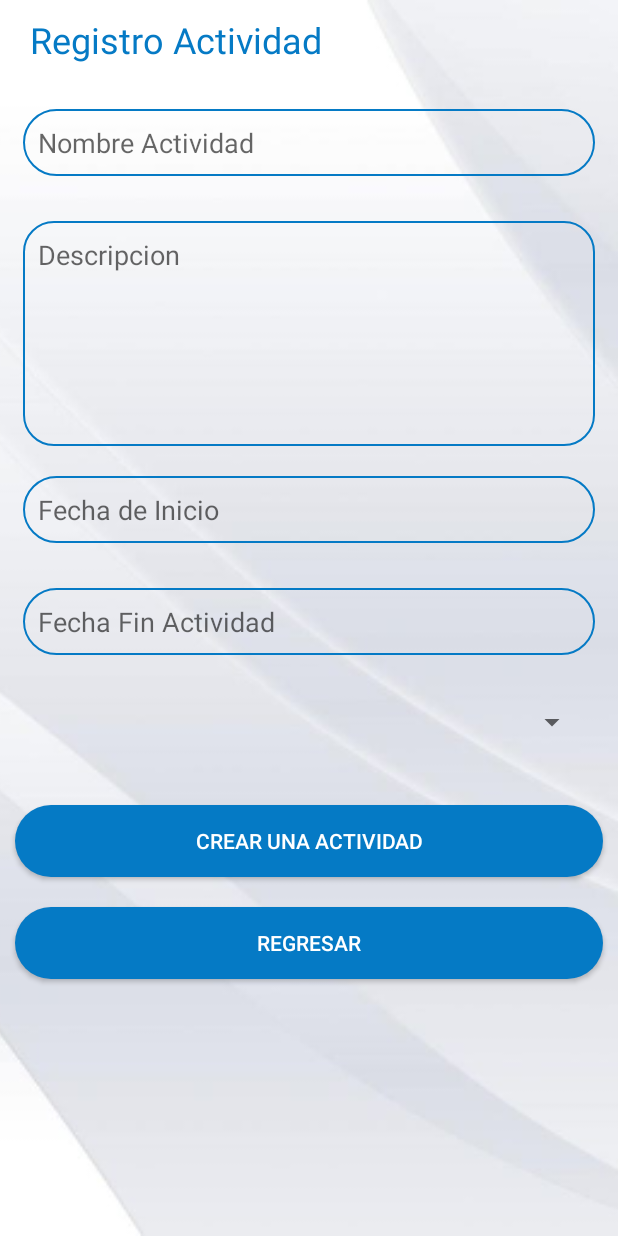
After one commit to NicolasDuranGarces/Android-1, an Android app: the RegistrarActividad screen opened directly, with no data from a screen before it, on a phone screen of 412 x 824 dp. The commit adds this screen. Run offline under Robolectric (Android 15) with nearby library versions, the phone set to English and light mode, and no system bars; 3 statements that could not run were skipped.

Commit message:
Registro de Actividad Compeleto y Asignacion de Integrantes A Actividad

```diff
--- a/Proyectos_Institucionales/app/src/main/AndroidManifest.xml
+++ b/Proyectos_Institucionales/app/src/main/AndroidManifest.xml
@@ -1,7 +1,6 @@
 <?xml version="1.0" encoding="utf-8"?>
 <manifest xmlns:android="http://schemas.android.com/apk/res/android"
     package="com.jose.proyectos_institucionales">
-
 
     <application
         android:allowBackup="true"
@@ -10,8 +9,9 @@
         android:roundIcon="@mipmap/ic_launcher_round"
         android:supportsRtl="true"
         android:theme="@style/AppTheme">
-        <activity android:name=".ListadoDeCargos"></activity>
-
+        <activity android:name=".RegistrarActividad"></activity>
+        <activity android:name=".ListaActividadesPropio" />
+        <activity android:name=".ListadoDeCargos" />
         <!--
                Set to true if your app is Standalone, that is, it does not require the handheld
                app to run.
--- a/Proyectos_Institucionales/app/src/main/java/com/jose/proyectos_institucionales/DetalleProyectoPropio.java
+++ b/Proyectos_Institucionales/app/src/main/java/com/jose/proyectos_institucionales/DetalleProyectoPropio.java
@@ -49,4 +49,10 @@
         intent.putExtra("objProyecto", proyecto);
         startActivity(intent);
     }
+
+    public void gestionActividad(View view){
+        Intent intent = new Intent(this, ListaActividadesPropio.class);
+        intent.putExtra("objProyecto", proyecto);
+        startActivity(intent);
+    }
 }
--- /dev/null
+++ b/Proyectos_Institucionales/app/src/main/java/com/jose/proyectos_institucionales/RegistrarActividad.java
@@ -0,0 +1,138 @@
+package com.jose.proyectos_institucionales;
+
+import androidx.appcompat.app.AppCompatActivity;
+
+import android.app.DatePickerDialog;
+import android.content.Intent;
+import android.os.Bundle;
+import android.view.View;
+import android.widget.ArrayAdapter;
+import android.widget.DatePicker;
+import android.widget.EditText;
+import android.widget.Spinner;
+import android.widget.Toast;
+
+import com.jose.proyectos_institucionales.controlador.CtlActividad;
+import com.jose.proyectos_institucionales.controlador.CtlCargo;
+import com.jose.proyectos_institucionales.controlador.CtlIntegrante;
+import com.jose.proyectos_institucionales.controlador.CtlUsuario;
+import com.jose.proyectos_institucionales.modelo.Cargo;
+import com.jose.proyectos_institucionales.modelo.Integrante;
+import com.jose.proyectos_institucionales.modelo.Proyecto;
+import com.jose.proyectos_institucionales.modelo.Usuario;
+
+import java.util.ArrayList;
+import java.util.Calendar;
+
+public class RegistrarActividad extends AppCompatActivity {
+
+    EditText txtnombre,txtDescripcion,txtfechaInicio,txtFechaFin;
+    Spinner spinerResponsables;
+    CtlIntegrante controladorIntegrantes;
+    CtlUsuario controladorUsuario;
+    CtlActividad controladorActividad;
+    CtlCargo controladorCargo;
+    Proyecto proyecto;
+    ArrayList<Integrante> integrantes;
+
+    @Override
+    protected void onCreate(Bundle savedInstanceState) {
+        super.onCreate(savedInstanceState);
+        setContentView(R.layout.activity_registrar_actividad);
+
+        txtnombre = findViewById(R.id.txtNombreActividad);
+        txtDescripcion = findViewById(R.id.txtDescripcionActividad);
+        txtfechaInicio = findViewById(R.id.txtFechaIncioActividad);
+        txtFechaFin = findViewById(R.id.txtFechaFinActividad);
+
+        controladorIntegrantes = new CtlIntegrante(this);
+        controladorUsuario = new CtlUsuario(this);
+        controladorActividad = new CtlActividad(this);
+        controladorCargo = new CtlCargo(this);
+
+        spinerResponsables = findViewById(R.id.spinnerResponsable);
+
+        txtfechaInicio.setOnClickListener(new View.OnClickListener() {
+            @Override
+            public void onClick(View v) {
+                // TODO Auto-generated method stub
+                //To show current date in the datepicker
+                Calendar mcurrentDate = Calendar.getInstance();
+                DatePickerDialog mDatePicker = new DatePickerDialog(RegistrarActividad.this,
+                        new DatePickerDialog.OnDateSetListener() {
+                            public void onDateSet(DatePicker datepicker, int selectedyear,
+                                                  int selectedmonth, int selectedday) {
+                                txtfechaInicio.setText(selectedyear + "/" + selectedmonth + "/" + selectedday);
+                            }
+                        }, mcurrentDate.get(Calendar.YEAR), mcurrentDate.get(Calendar.MONTH),
+                        mcurrentDate.get(Calendar.DAY_OF_MONTH));
+                mDatePicker.setTitle("Select date");
+                mDatePicker.show();
+            }
+        });
+
+        txtFechaFin.setOnClickListener(new View.OnClickListener() {
+            @Override
+            public void onClick(View v) {
+                // TODO Auto-generated method stub
+                //To show current date in the datepicker
+                Calendar mcurrentDate = Calendar.getInstance();
+                DatePickerDialog mDatePicker = new DatePickerDialog(RegistrarActividad.this,
+                        new DatePickerDialog.OnDateSetListener() {
+                            public void onDateSet(DatePicker datepicker, int selectedyear,
+                                                  int selectedmonth, int selectedday) {
+                                txtFechaFin.setText(selectedyear + "/" + selectedmonth + "/" + selectedday);
+                            }
+                        }, mcurrentDate.get(Calendar.YEAR), mcurrentDate.get(Calendar.MONTH),
+                        mcurrentDate.get(Calendar.DAY_OF_MONTH));
+                mDatePicker.setTitle("Select date");
+                mDatePicker.show();
+            }
+        });
+
+
+        Bundle bundle = getIntent().getExtras();
+        proyecto = (Proyecto) bundle.getSerializable("objProyecto");
+
+        cargarOpciones();
+    }
+
+    public void registrar(View view){
+        if(!txtnombre.getText().toString().equals("")&&!txtDescripcion.getText().toString().equals("")&&
+                !txtfechaInicio.getText().toString().equals("")&&!txtFechaFin.getText().toString().equals("")){
+                controladorActividad.guardarActividad(proyecto.getId(),txtnombre.getText().toString(),txtDescripcion.getText().toString(),
+                        Integer.parseInt(String.valueOf(spinerResponsables.getSelectedItem().toString().charAt(0))),txtfechaInicio.getText().toString(),
+                        txtFechaFin.getText().toString(),0);
+            Toast.makeText( getApplicationContext(), "Se Registro Con Exito", Toast.LENGTH_SHORT).show();
+            Intent intent = new Intent(this , DetalleProyectoPropio.class);
+            intent.putExtra("objProyecto", proyecto);
+            startActivity(intent);
+
+        }else {
+            Toast.makeText( getApplicationContext(), "Todos Los Campos Son Obligatorios", Toast.LENGTH_SHORT).show();
+        }
+
+    }
+
+    public void cargarOpciones(){
+        integrantes = (ArrayList<Integrante>) controladorIntegrantes.listarIntegrantesProyecto(proyecto.getId());
+        ArrayList<String> nombreIntegrantes = new ArrayList<>();
+        Usuario integrante;
+        String entrada;
+        Cargo cargo;
+        for (int i = 0 ; i < integrantes.size(); i ++){
+            integrante = controladorUsuario.buscarUsuarioPorID(integrantes.get(i).getId());
+            cargo = controladorCargo.buscarCargo(integrantes.get(i).getId());
+            entrada = integrante.getId() +"-"+integrante.getNombres()+" "+integrante.getApellidos()+"-"+cargo.getNombre();
+            nombreIntegrantes.add(entrada);
+        }
+        ArrayAdapter<String> adapter = new ArrayAdapter<String>(this,android.R.layout.simple_spinner_item,nombreIntegrantes);
+        spinerResponsables.setAdapter(adapter);
+    }
+
+    public void regresar(View view){
+        Intent intent = new Intent(this , ListaActividadesPropio.class);
+        intent.putExtra("objProyecto", proyecto);
+        startActivity(intent);
+    }
+}
--- a/Proyectos_Institucionales/app/src/main/res/layout/activity_detalle_proyecto_propio.xml
+++ b/Proyectos_Institucionales/app/src/main/res/layout/activity_detalle_proyecto_propio.xml
@@ -88,6 +88,7 @@
             android:layout_marginTop="15dp"
             android:layout_marginRight="10dp"
             android:background="@drawable/btn_redondeado_blanco"
+            android:onClick="gestionActividad"
             android:text="Agregar Actividades"
             android:textColor="@color/white" />
 
--- /dev/null
+++ b/Proyectos_Institucionales/app/src/main/res/layout/activity_registrar_actividad.xml
@@ -0,0 +1,126 @@
+<?xml version="1.0" encoding="utf-8"?>
+<RelativeLayout xmlns:android="http://schemas.android.com/apk/res/android"
+    xmlns:app="http://schemas.android.com/apk/res-auto"
+    xmlns:tools="http://schemas.android.com/tools"
+    android:layout_width="match_parent"
+    android:layout_height="match_parent"
+    tools:context=".RegistrarActividad">
+
+    <ImageView
+        android:layout_width="match_parent"
+        android:layout_height="match_parent"
+        android:src="@drawable/findototal"
+        android:scaleType="centerCrop"/>
+
+    <LinearLayout
+        android:layout_width="match_parent"
+        android:layout_height="match_parent"
+        android:orientation="vertical">
+
+        <TextView
+            android:id="@+id/txtNombrePersona"
+            android:layout_width="match_parent"
+            android:layout_height="wrap_content"
+            android:layout_marginTop="10dp"
+            android:layout_marginBottom="20dp"
+            android:text="Registro Actividad"
+            android:textColor="@color/blue"
+            android:textSize="24sp"
+            android:paddingLeft="20dp"/>
+
+        <EditText
+            android:id="@+id/txtNombreActividad"
+            android:layout_width="match_parent"
+            android:layout_height="wrap_content"
+            android:layout_marginLeft="15dp"
+            android:layout_marginTop="10dp"
+            android:layout_marginRight="15dp"
+            android:layout_marginBottom="20dp"
+            android:autofillHints=""
+            android:background="@drawable/input"
+            android:ems="10"
+            android:hint="Nombre Actividad"
+            android:inputType="textPersonName"
+            android:padding="10dp"
+            android:paddingLeft="10dp"
+            android:paddingRight="10dp" />
+
+        <EditText
+            android:id="@+id/txtDescripcionActividad"
+            android:layout_width="match_parent"
+            android:layout_height="150dp"
+            android:layout_marginLeft="15dp"
+            android:layout_marginTop="10dp"
+            android:layout_marginRight="15dp"
+            android:layout_marginBottom="10dp"
+            android:autofillHints=""
+            android:background="@drawable/inputarea"
+            android:ems="10"
+            android:hint="Descripcion"
+            android:inputType="text|textMultiLine"
+            android:padding="10dp"
+            android:gravity="top"/>
+
+        <EditText
+            android:id="@+id/txtFechaIncioActividad"
+            android:layout_width="match_parent"
+            android:layout_height="wrap_content"
+            android:layout_marginLeft="15dp"
+            android:layout_marginTop="10dp"
+            android:layout_marginRight="15dp"
+            android:layout_marginBottom="20dp"
+            android:autofillHints=""
+            android:background="@drawable/input"
+            android:ems="10"
+            android:hint="Fecha de Inicio"
+            android:inputType="textPersonName"
+            android:padding="10dp"
+            android:paddingLeft="10dp"
+            android:paddingRight="10dp" />
+
+        <EditText
+            android:id="@+id/txtFechaFinActividad"
+            android:layout_width="match_parent"
+            android:layout_height="wrap_content"
+            android:layout_marginLeft="15dp"
+            android:layout_marginTop="10dp"
+            android:layout_marginRight="15dp"
+            android:layout_marginBottom="20dp"
+            android:autofillHints=""
+            android:background="@drawable/input"
+            android:ems="10"
+            android:hint="Fecha Fin Actividad"
+            android:inputType="textPersonName"
+            android:padding="10dp"
+            android:paddingLeft="10dp"
+            android:paddingRight="10dp" />
+
+        <Spinner
+            android:id="@+id/spinnerResponsable"
+            android:layout_width="match_parent"
+            android:layout_height="50dp"
+            android:layout_marginRight="20dp"
+            android:layout_marginLeft="20dp"
+            android:layout_marginBottom="20dp"
+            />
+
+        <Button
+            android:id="@+id/registrar"
+            android:layout_width="match_parent"
+            android:layout_height="wrap_content"
+            android:layout_margin="10dp"
+            android:background="@drawable/btn_redondeado_blanco"
+            android:onClick="registrar"
+            android:text="Crear Una Actividad"
+            android:textColor="@color/white" />
+
+        <Button
+            android:id="@+id/registrar1"
+            android:layout_width="match_parent"
+            android:layout_height="wrap_content"
+            android:layout_margin="10dp"
+            android:background="@drawable/btn_redondeado_blanco"
+            android:text="Regresar"
+            android:textColor="@color/white" />
+    </LinearLayout>
+</RelativeLayout>
```
Also changed, not shown: Proyectos_Institucionales/app/src/main/java/com/jose/proyectos_institucionales/GestionDeCargos.java (+0 -7 lines), Proyectos_Institucionales/app/src/main/java/com/jose/proyectos_institucionales/ListaActividadesPropio.java (added, +70 -0 lines), Proyectos_Institucionales/app/src/main/res/layout/activity_lista_actividades_propio.xml (added, +52 -0 lines).
